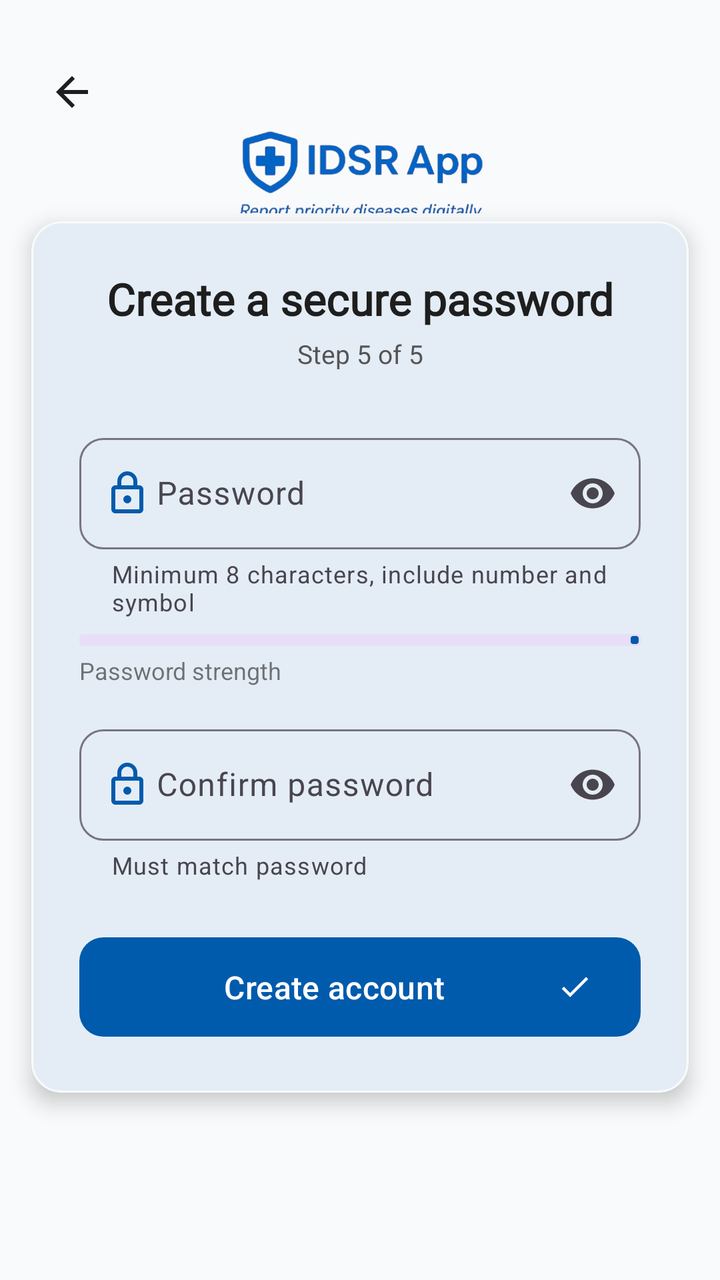
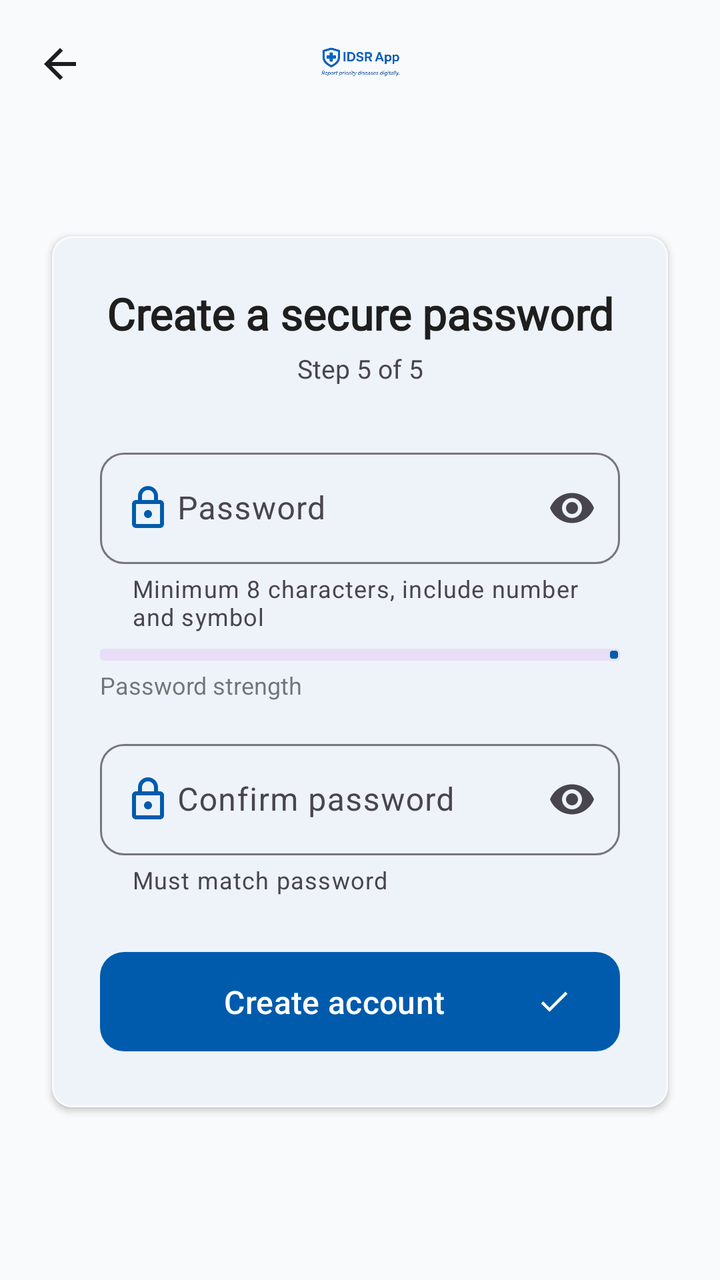

Two renders of the same Android screen: before a commit and after it. Below are the layout's source before the change and the commit's diff.
<!-- AndroidManifest.xml: application theme Theme.IDSR -->
<!-- res/layout/activity_sign_up4.xml -->
<?xml version="1.0" encoding="utf-8"?>
<androidx.appcompat.widget.LinearLayoutCompat
    xmlns:android="http://schemas.android.com/apk/res/android"
    xmlns:app="http://schemas.android.com/apk/res-auto"
    xmlns:tools="http://schemas.android.com/tools"
    android:id="@+id/main"
    android:layout_width="match_parent"
    android:layout_height="match_parent"
    android:orientation="vertical"
    android:background="?attr/android:colorBackground"
    tools:context=".activities.SignUp4Activity">


    <androidx.constraintlayout.widget.ConstraintLayout
        android:layout_width="match_parent"
        android:layout_height="0dp"
        android:layout_weight="0.22">


        <androidx.appcompat.widget.AppCompatImageButton
            android:id="@+id/btnBackSignup4"
            android:layout_width="40dp"
            android:layout_height="60dp"
            android:layout_margin="16dp"
            android:background="?attr/selectableItemBackgroundBorderless"
            android:src="@drawable/back_btn"
            android:contentDescription="Back"
            app:tint="?attr/colorOnSurface"
            app:layout_constraintStart_toStartOf="parent"
            app:layout_constraintTop_toTopOf="parent" />


        <androidx.appcompat.widget.AppCompatImageView
            android:id="@+id/logoImage"
            android:layout_width="150dp"
            android:layout_height="120dp"
            android:src="@drawable/splash11"
            android:scaleType="centerCrop"
            android:contentDescription="IDSR App Logo"
            app:layout_constraintTop_toBottomOf="@id/btnBackSignup4"
            app:layout_constraintStart_toStartOf="parent"
            app:layout_constraintEnd_toEndOf="parent"
            app:layout_constraintBottom_toBottomOf="parent" />
    </androidx.constraintlayout.widget.ConstraintLayout>


    <com.google.android.material.card.MaterialCardView
        android:layout_width="match_parent"
        android:layout_height="wrap_content"
        android:layout_marginHorizontal="5dp"
        android:layout_marginTop="-10dp"
        android:layout_marginBottom="80dp"
        app:cardCornerRadius="15dp"
        app:cardElevation="6dp"
        app:cardUseCompatPadding="true"
        app:cardBackgroundColor="?attr/colorSurface"
        app:strokeWidth="1dp"
        app:strokeColor="?attr/colorSurfaceVariant">

        <LinearLayout
            android:layout_width="match_parent"
            android:layout_height="wrap_content"
            android:orientation="vertical"
            android:padding="24dp">


            <androidx.appcompat.widget.AppCompatTextView
                android:id="@+id/tvTitle"
                android:layout_width="match_parent"
                android:layout_height="wrap_content"
                android:text="Create a secure password"
                android:textSize="22sp"
                android:textStyle="bold"
                android:textColor="?attr/colorOnSurface"
                android:gravity="center"
                android:fontFamily="@font/font1" />


            <androidx.appcompat.widget.AppCompatTextView
                android:layout_width="match_parent"
                android:layout_height="wrap_content"
                android:layout_marginTop="4dp"
                android:text="Step 5 of 5"
                android:textSize="13sp"
                android:textColor="@color/idsr_gray"
                android:gravity="center" />


            <com.google.android.material.textfield.TextInputLayout
                android:id="@+id/tilPassword"
                style="@style/Widget.Material3.TextInputLayout.OutlinedBox"
                android:layout_width="match_parent"
                android:layout_height="wrap_content"
                android:layout_marginTop="28dp"
                android:hint="     Password"
                app:startIconDrawable="@drawable/baseline_lock_outline_24"
                app:startIconTint="?attr/colorPrimary"
                app:endIconMode="password_toggle"
                app:helperTextEnabled="true"
                app:helperText="Minimum 8 characters, include number and symbol"
                app:boxCornerRadiusTopStart="12dp"
                app:boxCornerRadiusTopEnd="12dp"
                app:boxCornerRadiusBottomStart="12dp"
                app:boxCornerRadiusBottomEnd="12dp">

                <com.google.android.material.textfield.TextInputEditText
                    android:id="@+id/etPassword"
                    android:layout_width="match_parent"
                    android:layout_height="wrap_content"
                    android:inputType="textPassword"
                    android:textColor="?attr/colorOnSurface" />
            </com.google.android.material.textfield.TextInputLayout>


            <LinearLayout
                android:layout_width="match_parent"
                android:layout_height="wrap_content"
                android:orientation="vertical"
                android:layout_marginTop="8dp">

                <com.google.android.material.progressindicator.LinearProgressIndicator
                    android:id="@+id/passwordStrengthBar"
                    android:layout_width="match_parent"
                    android:layout_height="6dp"
                    android:progress="0"
                    app:trackThickness="6dp" />

                <androidx.appcompat.widget.AppCompatTextView
                    android:id="@+id/tvPasswordStrength"
                    android:layout_width="wrap_content"
                    android:layout_height="wrap_content"
                    android:text="Password strength"
                    android:textSize="12sp"
                    android:textColor="?attr/colorOnSurface"
                    android:alpha="0.6"
                    android:layout_marginTop="4dp" />
            </LinearLayout>


            <com.google.android.material.textfield.TextInputLayout
                android:id="@+id/tilConfirmPassword"
                style="@style/Widget.Material3.TextInputLayout.OutlinedBox"
                android:layout_width="match_parent"
                android:layout_height="wrap_content"
                android:layout_marginTop="16dp"
                android:hint="     Confirm password"
                app:startIconDrawable="@drawable/baseline_lock_outline_24"
                app:startIconTint="?attr/colorPrimary"
                app:endIconMode="password_toggle"
                app:helperTextEnabled="true"
                app:helperText="Must match password"
                app:boxCornerRadiusTopStart="12dp"
                app:boxCornerRadiusTopEnd="12dp"
                app:boxCornerRadiusBottomStart="12dp"
                app:boxCornerRadiusBottomEnd="12dp">

                <com.google.android.material.textfield.TextInputEditText
                    android:id="@+id/etConfirmPassword"
                    android:layout_width="match_parent"
                    android:layout_height="wrap_content"
                    android:inputType="textPassword"
                    android:textColor="?attr/colorOnSurface" />
            </com.google.android.material.textfield.TextInputLayout>


            <com.google.android.material.button.MaterialButton
                android:id="@+id/btnRegister"
                android:layout_width="match_parent"
                android:layout_height="wrap_content"
                android:layout_marginTop="24dp"
                android:text="Create account"
                android:textAllCaps="false"
                android:textSize="16sp"
                android:paddingVertical="14dp"
                app:cornerRadius="12dp"
                app:icon="@drawable/baseline_check_24"
                app:iconGravity="end" />


            <com.google.android.material.progressindicator.CircularProgressIndicator
                android:id="@+id/progressSignup"
                android:layout_width="wrap_content"
                android:layout_height="wrap_content"
                android:layout_gravity="center"
                android:layout_marginTop="16dp"
                android:visibility="gone" />

        </LinearLayout>

    </com.google.android.material.card.MaterialCardView>

</androidx.appcompat.widget.LinearLayoutCompat>
<!-- resources referenced by this layout -->
<resources>
  <color name="idsr_gray">#555555</color>
  <!-- drawable back_btn (drawable) -->
  <vector xmlns:android="http://schemas.android.com/apk/res/android"
      android:width="24dp"
      android:height="24dp"
      android:viewportWidth="960"
      android:viewportHeight="960"
      android:tint="?attr/colorControlNormal"
      android:autoMirrored="true">
    <path
        android:fillColor="@android:color/white"
        android:pathData="M313,520L537,744L480,800L160,480L480,160L537,216L313,440L800,440L800,520L313,520Z"/>
  </vector>
  <!-- drawable baseline_check_24 (drawable) -->
  <vector xmlns:android="http://schemas.android.com/apk/res/android"
      android:width="24dp"
      android:height="24dp"
      android:viewportWidth="24"
      android:viewportHeight="24"
      android:tint="?attr/colorControlNormal">
      <path
          android:fillColor="@android:color/white"
          android:pathData="M9,16.17L4.83,12l-1.42,1.41L9,19 21,7l-1.41,-1.41z"/>
  </vector>
  <!-- drawable baseline_lock_outline_24 (drawable) -->
  <vector xmlns:android="http://schemas.android.com/apk/res/android"
      android:width="24dp"
      android:height="24dp"
      android:viewportWidth="24"
      android:viewportHeight="24"
      android:tint="?attr/colorControlNormal">
      <path
          android:fillColor="@android:color/white"
          android:pathData="M18,8h-1L17,6c0,-2.76 -2.24,-5 -5,-5S7,3.24 7,6v2L6,8c-1.1,0 -2,0.9 -2,2v10c0,1.1 0.9,2 2,2h12c1.1,0 2,-0.9 2,-2L20,10c0,-1.1 -0.9,-2 -2,-2zM9,6c0,-1.66 1.34,-3 3,-3s3,1.34 3,3v2L9,8L9,6zM18,20L6,20L6,10h12v10zM12,17c1.1,0 2,-0.9 2,-2s-0.9,-2 -2,-2 -2,0.9 -2,2 0.9,2 2,2z"/>
  </vector>
  <!-- drawable splash11: png bitmap (drawable, 74529 bytes) -->
  <style name="Theme.IDSR" parent="Theme.Material3.DayNight.NoActionBar">
  
  
          <item name="colorPrimary">@color/idsr_primary</item>
          <item name="colorOnPrimary">@color/idsr_on_primary</item>
          <item name="colorPrimaryContainer">#D2E3FC</item>
  
  
          <item name="android:colorBackground">@color/idsr_background</item>
  
  
          <item name="colorSurface">@color/idsr_surface</item>
          <item name="colorSurfaceVariant">@color/idsr_background</item>
  
  
          <item name="colorOnSurface">@color/idsr_on_surface</item>
  
          <item name="android:textColor">@color/idsr_on_surface</item>
          <item name="android:textColorPrimary">@color/idsr_on_surface</item>
          <item name="android:textColorSecondary">@color/idsr_gray</item>
  
  
          <item name="textInputStyle">@style/Widget.Material3.TextInputLayout.OutlinedBox</item>
  
  
          <item name="android:statusBarColor">@android:color/transparent</item>
          <item name="android:windowLightStatusBar">true</item>
  
      </style>
  <color name="idsr_primary">#005BAC</color>
  <color name="idsr_on_primary">#FFFFFF</color>
  <color name="idsr_background">#F9FAFB</color>
  <color name="idsr_surface">#FFFFFF</color>
  <color name="idsr_on_surface">#1E1E1E</color>
</resources>

<!-- the commit's change to res/layout/activity_sign_up4.xml (unified diff, before → after) -->
@@ -1,192 +1,216 @@
 <?xml version="1.0" encoding="utf-8"?>
-<androidx.appcompat.widget.LinearLayoutCompat
+<androidx.coordinatorlayout.widget.CoordinatorLayout
     xmlns:android="http://schemas.android.com/apk/res/android"
     xmlns:app="http://schemas.android.com/apk/res-auto"
     xmlns:tools="http://schemas.android.com/tools"
     android:id="@+id/main"
     android:layout_width="match_parent"
     android:layout_height="match_parent"
-    android:orientation="vertical"
     android:background="?attr/android:colorBackground"
     tools:context=".activities.SignUp4Activity">
 
 
-    <androidx.constraintlayout.widget.ConstraintLayout
-        android:layout_width="match_parent"
-        android:layout_height="0dp"
-        android:layout_weight="0.22">
-
-
-        <androidx.appcompat.widget.AppCompatImageButton
-            android:id="@+id/btnBackSignup4"
-            android:layout_width="40dp"
-            android:layout_height="60dp"
-            android:layout_margin="16dp"
-            android:background="?attr/selectableItemBackgroundBorderless"
-            android:src="@drawable/back_btn"
-            android:contentDescription="Back"
-            app:tint="?attr/colorOnSurface"
-            app:layout_constraintStart_toStartOf="parent"
-            app:layout_constraintTop_toTopOf="parent" />
-
-
-        <androidx.appcompat.widget.AppCompatImageView
-            android:id="@+id/logoImage"
-            android:layout_width="150dp"
-            android:layout_height="120dp"
-            android:src="@drawable/splash11"
-            android:scaleType="centerCrop"
-            android:contentDescription="IDSR App Logo"
-            app:layout_constraintTop_toBottomOf="@id/btnBackSignup4"
-            app:layout_constraintStart_toStartOf="parent"
-            app:layout_constraintEnd_toEndOf="parent"
-            app:layout_constraintBottom_toBottomOf="parent" />
-    </androidx.constraintlayout.widget.ConstraintLayout>
-
-
-    <com.google.android.material.card.MaterialCardView
+    <com.google.android.material.appbar.AppBarLayout
+        android:id="@+id/appBarLayout"
         android:layout_width="match_parent"
         android:layout_height="wrap_content"
-        android:layout_marginHorizontal="5dp"
-        android:layout_marginTop="-10dp"
-        android:layout_marginBottom="80dp"
-        app:cardCornerRadius="15dp"
-        app:cardElevation="6dp"
-        app:cardUseCompatPadding="true"
-        app:cardBackgroundColor="?attr/colorSurface"
-        app:strokeWidth="1dp"
-        app:strokeColor="?attr/colorSurfaceVariant">
+        android:fitsSystemWindows="true"
+        android:background="?attr/android:colorBackground"
+        app:elevation="0dp">
+
+        <androidx.constraintlayout.widget.ConstraintLayout
+            android:layout_width="match_parent"
+            android:layout_height="wrap_content"
+            android:paddingStart="8dp"
+            android:paddingEnd="8dp"
+            android:paddingTop="8dp"
+            android:paddingBottom="8dp">
+
+            <androidx.appcompat.widget.AppCompatImageButton
+                android:id="@+id/btnBackSignup4"
+                android:layout_width="44dp"
+                android:layout_height="44dp"
+                android:background="?attr/selectableItemBackgroundBorderless"
+                android:contentDescription="Back"
+                android:src="@drawable/back_btn"
+                android:padding="10dp"
+                app:tint="?attr/colorOnSurface"
+                app:layout_constraintStart_toStartOf="parent"
+                app:layout_constraintTop_toTopOf="parent"
+                app:layout_constraintBottom_toBottomOf="parent"/>
+
+            <androidx.appcompat.widget.AppCompatImageView
+                android:id="@+id/logoImage"
+                android:layout_width="0dp"
+                android:layout_height="48dp"
+                android:scaleType="fitCenter"
+                android:src="@drawable/splash11"
+                android:contentDescription="App logo"
+                app:layout_constraintStart_toStartOf="parent"
+                app:layout_constraintEnd_toEndOf="parent"
+                app:layout_constraintTop_toTopOf="parent"
+                app:layout_constraintBottom_toBottomOf="parent"/>
+
+        </androidx.constraintlayout.widget.ConstraintLayout>
+
+    </com.google.android.material.appbar.AppBarLayout>
+
+
+    <androidx.core.widget.NestedScrollView
+        android:layout_width="match_parent"
+        android:layout_height="match_parent"
+        android:clipToPadding="false"
+        android:paddingBottom="24dp"
+        android:fillViewport="true"
+        app:layout_behavior="@string/appbar_scrolling_view_behavior">
 
         <LinearLayout
             android:layout_width="match_parent"
             android:layout_height="wrap_content"
             android:orientation="vertical"
-            android:padding="24dp">
-
-
-            <androidx.appcompat.widget.AppCompatTextView
-                android:id="@+id/tvTitle"
+            android:gravity="center_vertical"
+            android:paddingHorizontal="16dp"
+            android:paddingTop="16dp">
+
+            <com.google.android.material.card.MaterialCardView
                 android:layout_width="match_parent"
                 android:layout_height="wrap_content"
-                android:text="Create a secure password"
-                android:textSize="22sp"
-                android:textStyle="bold"
-                android:textColor="?attr/colorOnSurface"
-                android:gravity="center"
-                android:fontFamily="@font/font1" />
-
-
-            <androidx.appcompat.widget.AppCompatTextView
-                android:layout_width="match_parent"
-                android:layout_height="wrap_content"
-                android:layout_marginTop="4dp"
-                android:text="Step 5 of 5"
-                android:textSize="13sp"
-                android:textColor="@color/idsr_gray"
-                android:gravity="center" />
-
-
-            <com.google.android.material.textfield.TextInputLayout
-                android:id="@+id/tilPassword"
-                style="@style/Widget.Material3.TextInputLayout.OutlinedBox"
-                android:layout_width="match_parent"
-                android:layout_height="wrap_content"
-                android:layout_marginTop="28dp"
-                android:hint="     Password"
-                app:startIconDrawable="@drawable/baseline_lock_outline_24"
-                app:startIconTint="?attr/colorPrimary"
-                app:endIconMode="password_toggle"
-                app:helperTextEnabled="true"
-                app:helperText="Minimum 8 characters, include number and symbol"
-                app:boxCornerRadiusTopStart="12dp"
-                app:boxCornerRadiusTopEnd="12dp"
-                app:boxCornerRadiusBottomStart="12dp"
-                app:boxCornerRadiusBottomEnd="12dp">
-
-                <com.google.android.material.textfield.TextInputEditText
-                    android:id="@+id/etPassword"
+                android:layout_marginHorizontal="5dp"
+                android:layout_marginBottom="24dp"
+                app:cardCornerRadius="10dp"
+                app:cardElevation="2dp"
+                app:cardUseCompatPadding="true"
+                app:cardBackgroundColor="?attr/colorSurface"
+                app:strokeWidth="1dp"
+                app:strokeColor="?attr/colorSurfaceVariant">
+
+                <LinearLayout
                     android:layout_width="match_parent"
                     android:layout_height="wrap_content"
-                    android:inputType="textPassword"
-                    android:textColor="?attr/colorOnSurface" />
-            </com.google.android.material.textfield.TextInputLayout>
-
-
-            <LinearLayout
-                android:layout_width="match_parent"
-                android:layout_height="wrap_content"
-                android:orientation="vertical"
-                android:layout_marginTop="8dp">
-
-                <com.google.android.material.progressindicator.LinearProgressIndicator
-                    android:id="@+id/passwordStrengthBar"
-                    android:layout_width="match_parent"
-                    android:layout_height="6dp"
-                    android:progress="0"
-                    app:trackThickness="6dp" />
-
-                <androidx.appcompat.widget.AppCompatTextView
-                    android:id="@+id/tvPasswordStrength"
-                    android:layout_width="wrap_content"
-                    android:layout_height="wrap_content"
-                    android:text="Password strength"
-                    android:textSize="12sp"
-                    android:textColor="?attr/colorOnSurface"
-                    android:alpha="0.6"
-                    android:layout_marginTop="4dp" />
-            </LinearLayout>
-
-
-            <com.google.android.material.textfield.TextInputLayout
-                android:id="@+id/tilConfirmPassword"
-                style="@style/Widget.Material3.TextInputLayout.OutlinedBox"
-                android:layout_width="match_parent"
-                android:layout_height="wrap_content"
-                android:layout_marginTop="16dp"
-                android:hint="     Confirm password"
-                app:startIconDrawable="@drawable/baseline_lock_outline_24"
-                app:startIconTint="?attr/colorPrimary"
-                app:endIconMode="password_toggle"
-                app:helperTextEnabled="true"
-                app:helperText="Must match password"
-                app:boxCornerRadiusTopStart="12dp"
-                app:boxCornerRadiusTopEnd="12dp"
-                app:boxCornerRadiusBottomStart="12dp"
-                app:boxCornerRadiusBottomEnd="12dp">
-
-                <com.google.android.material.textfield.TextInputEditText
-                    android:id="@+id/etConfirmPassword"
-                    android:layout_width="match_parent"
-                    android:layout_height="wrap_content"
-                    android:inputType="textPassword"
-                    android:textColor="?attr/colorOnSurface" />
-            </com.google.android.material.textfield.TextInputLayout>
-
-
-            <com.google.android.material.button.MaterialButton
-                android:id="@+id/btnRegister"
-                android:layout_width="match_parent"
-                android:layout_height="wrap_content"
-                android:layout_marginTop="24dp"
-                android:text="Create account"
-                android:textAllCaps="false"
-                android:textSize="16sp"
-                android:paddingVertical="14dp"
-                app:cornerRadius="12dp"
-                app:icon="@drawable/baseline_check_24"
-                app:iconGravity="end" />
-
-
-            <com.google.android.material.progressindicator.CircularProgressIndicator
-                android:id="@+id/progressSignup"
-                android:layout_width="wrap_content"
-                android:layout_height="wrap_content"
-                android:layout_gravity="center"
-                android:layout_marginTop="16dp"
-                android:visibility="gone" />
+                    android:orientation="vertical"
+                    android:padding="24dp">
+
+                    <com.google.android.material.textview.MaterialTextView
+                        android:id="@+id/tvTitle"
+                        android:layout_width="match_parent"
+                        android:layout_height="wrap_content"
+                        android:text="Create a secure password"
+                        android:textSize="22sp"
+                        android:textStyle="bold"
+                        android:textColor="?attr/colorOnSurface"
+                        android:gravity="center"
+                        android:fontFamily="@font/font1"/>
+
+                    <com.google.android.material.textview.MaterialTextView
+                        android:layout_width="match_parent"
+                        android:layout_height="wrap_content"
+                        android:layout_marginTop="4dp"
+                        android:text="Step 5 of 5"
+                        android:textSize="13sp"
+                        android:textColor="?attr/colorOnSurfaceVariant"
+                        android:gravity="center"/>
+
+                    <com.google.android.material.textfield.TextInputLayout
+                        android:id="@+id/tilPassword"
+                        style="@style/Widget.Material3.TextInputLayout.OutlinedBox"
+                        android:layout_width="match_parent"
+                        android:layout_height="wrap_content"
+                        android:layout_marginTop="28dp"
+                        android:hint="     Password"
+                        app:startIconDrawable="@drawable/baseline_lock_outline_24"
+                        app:startIconTint="?attr/colorPrimary"
+                        app:endIconMode="password_toggle"
+                        app:helperTextEnabled="true"
+                        app:helperText="Minimum 8 characters, include number and symbol"
+                        app:boxCornerRadiusTopStart="12dp"
+                        app:boxCornerRadiusTopEnd="12dp"
+                        app:boxCornerRadiusBottomStart="12dp"
+                        app:boxCornerRadiusBottomEnd="12dp">
+
+                        <com.google.android.material.textfield.TextInputEditText
+                            android:id="@+id/etPassword"
+                            android:layout_width="match_parent"
+                            android:layout_height="wrap_content"
+                            android:inputType="textPassword"
+                            android:textColor="?attr/colorOnSurface"/>
+                    </com.google.android.material.textfield.TextInputLayout>
+
+                    
+                    <LinearLayout
+                        android:layout_width="match_parent"
+                        android:layout_height="wrap_content"
+                        android:orientation="vertical"
+                        android:layout_marginTop="8dp">
+
+                        <com.google.android.material.progressindicator.LinearProgressIndicator
+                            android:id="@+id/passwordStrengthBar"
+                            android:layout_width="match_parent"
+                            android:layout_height="6dp"
+                            android:progress="0"
+                            app:trackThickness="6dp"/>
+
+                        <com.google.android.material.textview.MaterialTextView
+                            android:id="@+id/tvPasswordStrength"
+                            android:layout_width="wrap_content"
+                            android:layout_height="wrap_content"
+                            android:text="Password strength"
+                            android:textSize="12sp"
+                            android:textColor="?attr/colorOnSurface"
+                            android:alpha="0.6"
+                            android:layout_marginTop="4dp"/>
+                    </LinearLayout>
+
+                    <com.google.android.material.textfield.TextInputLayout
+                        android:id="@+id/tilConfirmPassword"
+                        style="@style/Widget.Material3.TextInputLayout.OutlinedBox"
+                        android:layout_width="match_parent"
+                        android:layout_height="wrap_content"
+                        android:layout_marginTop="16dp"
+                        android:hint="     Confirm password"
+                        app:startIconDrawable="@drawable/baseline_lock_outline_24"
+                        app:startIconTint="?attr/colorPrimary"
+                        app:endIconMode="password_toggle"
+                        app:helperTextEnabled="true"
+                        app:helperText="Must match password"
+                        app:boxCornerRadiusTopStart="12dp"
+                        app:boxCornerRadiusTopEnd="12dp"
+                        app:boxCornerRadiusBottomStart="12dp"
+                        app:boxCornerRadiusBottomEnd="12dp">
+
+                        <com.google.android.material.textfield.TextInputEditText
+                            android:id="@+id/etConfirmPassword"
+                            android:layout_width="match_parent"
+                            android:layout_height="wrap_content"
+                            android:inputType="textPassword"
+                            android:textColor="?attr/colorOnSurface"/>
+                    </com.google.android.material.textfield.TextInputLayout>
+
+                    <com.google.android.material.button.MaterialButton
+                        android:id="@+id/btnRegister"
+                        android:layout_width="match_parent"
+                        android:layout_height="wrap_content"
+                        android:layout_marginTop="24dp"
+                        android:text="Create account"
+                        android:textAllCaps="false"
+                        android:textSize="16sp"
+                        android:paddingVertical="14dp"
+                        app:cornerRadius="12dp"
+                        app:icon="@drawable/baseline_check_24"
+                        app:iconGravity="end"/>
+
+                    <com.google.android.material.progressindicator.CircularProgressIndicator
+                        android:id="@+id/progressSignup"
+                        android:layout_width="wrap_content"
+                        android:layout_height="wrap_content"
+                        android:layout_gravity="center"
+                        android:layout_marginTop="16dp"
+                        android:indeterminate="true"
+                        android:visibility="gone"/>
+
+                </LinearLayout>
+            </com.google.android.material.card.MaterialCardView>
 
         </LinearLayout>
-
-    </com.google.android.material.card.MaterialCardView>
-
-</androidx.appcompat.widget.LinearLayoutCompat>
+    </androidx.core.widget.NestedScrollView>
+
+</androidx.coordinatorlayout.widget.CoordinatorLayout>
